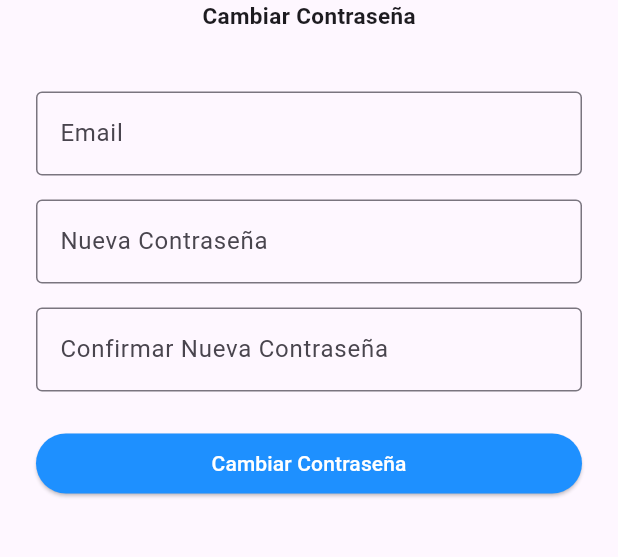
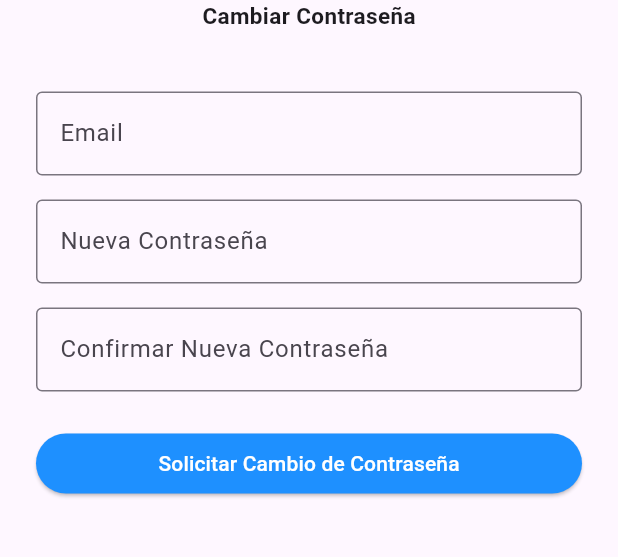
Before and after one commit to DiSavoia/UPark, a Flutter app: the ChangePasswordPage screen opened by its route, on a phone screen of 412 x 824 dp, the part 504-1061 px from its top. Run offline on Flutter 3.47's test engine with Material 3 defaults, Android fonts, the phone set to English and light mode, and no system bars.

Commit message:
Refactor change password functionality to request password reset
- Renamed method from `_changePassword` to `_requestPasswordReset` to better reflect its purpose.
- Updated API endpoint from `change-password` to `request-reset`.
- Enhanced response handling to include confirmation password and updated success/error messages.
- Modified UI to display a confirmation message after requesting a password reset, improving user experience.

```diff
--- a/lib/changePassword.dart
+++ b/lib/changePassword.dart
@@ -11,15 +11,15 @@ class ChangePasswordPage extends StatefulWidget {
 
 class _ChangePasswordPageState extends State<ChangePasswordPage> {
   static const primaryColor = Color(0xFF1E90FF);
-  // This should match the URL used in other files
   static const apiBaseUrl = 'http://10.0.2.2:3100/api';
 
   final emailController = TextEditingController();
   final newPasswordController = TextEditingController();
   final confirmNewPasswordController = TextEditingController();
   bool _isLoading = false;
+  bool _emailSent = false;
 
-  Future<void> _changePassword(BuildContext context) async {
+  Future<void> _requestPasswordReset(BuildContext context) async {
     final email = emailController.text.trim();
     final pass1 = newPasswordController.text;
     final pass2 = confirmNewPasswordController.text;
@@ -61,20 +61,31 @@ class _ChangePasswordPageState extends State<ChangePasswordPage> {
 
     try {
       final response = await http.post(
-        Uri.parse('$apiBaseUrl/change-password'),
+        Uri.parse('$apiBaseUrl/request-reset'),
         headers: {'Content-Type': 'application/json'},
-        body: jsonEncode({'email': email, 'newPassword': pass1}),
+        body: jsonEncode({
+          'email': email,
+          'newPassword': pass1,
+          'confirmPassword': pass2,
+        }),
       );
 
       final responseData = jsonDecode(response.body);
 
       if (response.statusCode == 200 && responseData['success']) {
-        // Password change successful
+        setState(() {
+          _emailSent = true;
+        });
         ScaffoldMessenger.of(context).showSnackBar(
-          const SnackBar(content: Text('Contraseña cambiada exitosamente')),
+          const SnackBar(
+            content: Text(
+              'Por favor revisa tu correo para confirmar el cambio de contraseña',
+            ),
+            duration: Duration(seconds: 5),
+          ),
         );
         // Navigate back to login page after a short delay
-        Future.delayed(const Duration(seconds: 2), () {
+        Future.delayed(const Duration(seconds: 5), () {
           Navigator.pushNamedAndRemoveUntil(
             context,
             '/login',
@@ -82,17 +93,15 @@ class _ChangePasswordPageState extends State<ChangePasswordPage> {
           );
         });
       } else {
-        // Password change failed
         ScaffoldMessenger.of(context).showSnackBar(
           SnackBar(
             content: Text(
-              'Error: ${responseData['error'] ?? 'No se pudo cambiar la contraseña'}',
+              'Error: ${responseData['error'] ?? 'No se pudo procesar la solicitud'}',
             ),
           ),
         );
       }
     } catch (e) {
-      // Network or other error
       ScaffoldMessenger.of(
         context,
       ).showSnackBar(SnackBar(content: Text('Error de conexión: $e')));
@@ -109,14 +118,52 @@ class _ChangePasswordPageState extends State<ChangePasswordPage> {
       appBar: AppBar(),
       body: Padding(
         padding: const EdgeInsets.symmetric(horizontal: 24.0),
-        child: Center(
+        child:
+            _emailSent
+                ? Center(
+                  child: Column(
+                    mainAxisSize: MainAxisSize.min,
+                    children: [
+                      Image.asset('assets/logo_upark_a.png', height: 125),
+                      const SizedBox(height: 24),
+                      const Icon(
+                        Icons.mark_email_read,
+                        size: 64,
+                        color: primaryColor,
+                      ),
+                      const SizedBox(height: 24),
+                      const Text(
+                        'Revisa tu correo',
+                        style: TextStyle(
+                          fontSize: 24,
+                          fontWeight: FontWeight.bold,
+                        ),
+                      ),
+                      const SizedBox(height: 16),
+                      const Text(
+                        'Te hemos enviado un correo con un enlace para confirmar el cambio de contraseña',
+                        textAlign: TextAlign.center,
+                        style: TextStyle(fontSize: 16),
+                      ),
+                      const SizedBox(height: 24),
+                      const Text(
+                        'Serás redirigido a la pantalla de inicio de sesión...',
+                        style: TextStyle(fontSize: 14, color: Colors.grey),
+                      ),
+                    ],
+                  ),
+                )
+                : Center(
                   child: Column(
                     mainAxisSize: MainAxisSize.min,
                     children: [
                       Image.asset('assets/logo_upark_a.png', height: 125),
                       const Text(
                         'Cambiar Contraseña',
-                style: TextStyle(fontSize: 15, fontWeight: FontWeight.bold),
+                        style: TextStyle(
+                          fontSize: 15,
+                          fontWeight: FontWeight.bold,
+                        ),
                       ),
                       const SizedBox(height: 40),
                       TextField(
@@ -153,11 +200,18 @@ class _ChangePasswordPageState extends State<ChangePasswordPage> {
                             backgroundColor: primaryColor,
                             foregroundColor: Colors.white,
                           ),
-                  onPressed: _isLoading ? null : () => _changePassword(context),
+                          onPressed:
+                              _isLoading
+                                  ? null
+                                  : () => _requestPasswordReset(context),
                           child:
                               _isLoading
-                          ? const CircularProgressIndicator(color: Colors.white)
-                          : const Text('Cambiar Contraseña'),
+                                  ? const CircularProgressIndicator(
+                                    color: Colors.white,
+                                  )
+                                  : const Text(
+                                    'Solicitar Cambio de Contraseña',
+                                  ),
                         ),
                       ),
                     ],
```
Lines whose indentation alone changed are shown as unchanged.
